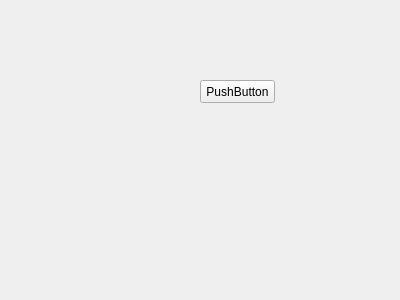
treegem/RockPaperScissors, file gui/main_window.ui: the form before one commit.
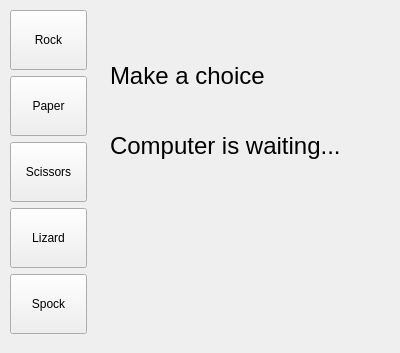
The form after the commit.

```diff
--- a/gui/main_window.ui
+++ b/gui/main_window.ui
@@ -7,23 +7,154 @@
     <x>0</x>
     <y>0</y>
     <width>400</width>
-    <height>300</height>
+    <height>353</height>
    </rect>
   </property>
   <property name="windowTitle">
    <string>Form</string>
   </property>
-  <widget class="QPushButton" name="pushButton">
+  <widget class="QWidget" name="verticalLayoutWidget">
    <property name="geometry">
     <rect>
-     <x>200</x>
-     <y>80</y>
-     <width>75</width>
-     <height>23</height>
+     <x>10</x>
+     <y>10</y>
+     <width>77</width>
+     <height>332</height>
     </rect>
    </property>
+   <layout class="QVBoxLayout" name="verticalLayout">
+    <item>
+     <widget class="QPushButton" name="btn_rock">
+      <property name="minimumSize">
+       <size>
+        <width>60</width>
+        <height>60</height>
+       </size>
+      </property>
+      <property name="text">
+       <string>Rock</string>
+      </property>
+     </widget>
+    </item>
+    <item>
+     <widget class="QPushButton" name="btn_paper">
+      <property name="minimumSize">
+       <size>
+        <width>60</width>
+        <height>60</height>
+       </size>
+      </property>
+      <property name="text">
+       <string>Paper</string>
+      </property>
+     </widget>
+    </item>
+    <item>
+     <widget class="QPushButton" name="btn_scissors">
+      <property name="minimumSize">
+       <size>
+        <width>60</width>
+        <height>60</height>
+       </size>
+      </property>
+      <property name="text">
+       <string>Scissors</string>
+      </property>
+     </widget>
+    </item>
+    <item>
+     <widget class="QPushButton" name="btn_lizard">
+      <property name="minimumSize">
+       <size>
+        <width>60</width>
+        <height>60</height>
+       </size>
+      </property>
+      <property name="text">
+       <string>Lizard</string>
+      </property>
+     </widget>
+    </item>
+    <item>
+     <widget class="QPushButton" name="btn_spock">
+      <property name="minimumSize">
+       <size>
+        <width>60</width>
+        <height>60</height>
+       </size>
+      </property>
+      <property name="text">
+       <string>Spock</string>
+      </property>
+     </widget>
+    </item>
+    <item>
+     <spacer name="verticalSpacer">
+      <property name="orientation">
+       <enum>Qt::Vertical</enum>
+      </property>
+      <property name="sizeHint" stdset="0">
+       <size>
+        <width>20</width>
+        <height>40</height>
+       </size>
+      </property>
+     </spacer>
+    </item>
+   </layout>
+  </widget>
+  <widget class="QLabel" name="label_human">
+   <property name="geometry">
+    <rect>
+     <x>110</x>
+     <y>50</y>
+     <width>261</width>
+     <height>51</height>
+    </rect>
+   </property>
+   <property name="font">
+    <font>
+     <pointsize>18</pointsize>
+    </font>
+   </property>
    <property name="text">
-    <string>PushButton</string>
+    <string>Make a choice</string>
+   </property>
+  </widget>
+  <widget class="QLabel" name="label_computer">
+   <property name="geometry">
+    <rect>
+     <x>110</x>
+     <y>120</y>
+     <width>261</width>
+     <height>51</height>
+    </rect>
+   </property>
+   <property name="font">
+    <font>
+     <pointsize>18</pointsize>
+    </font>
+   </property>
+   <property name="text">
+    <string>Computer is waiting...</string>
+   </property>
+  </widget>
+  <widget class="QLabel" name="label_result">
+   <property name="geometry">
+    <rect>
+     <x>110</x>
+     <y>230</y>
+     <width>261</width>
+     <height>51</height>
+    </rect>
+   </property>
+   <property name="font">
+    <font>
+     <pointsize>18</pointsize>
+    </font>
+   </property>
+   <property name="text">
+    <string/>
    </property>
   </widget>
  </widget>
```
Left out of the diff: 2 changed lines with no effect on the pictures.
